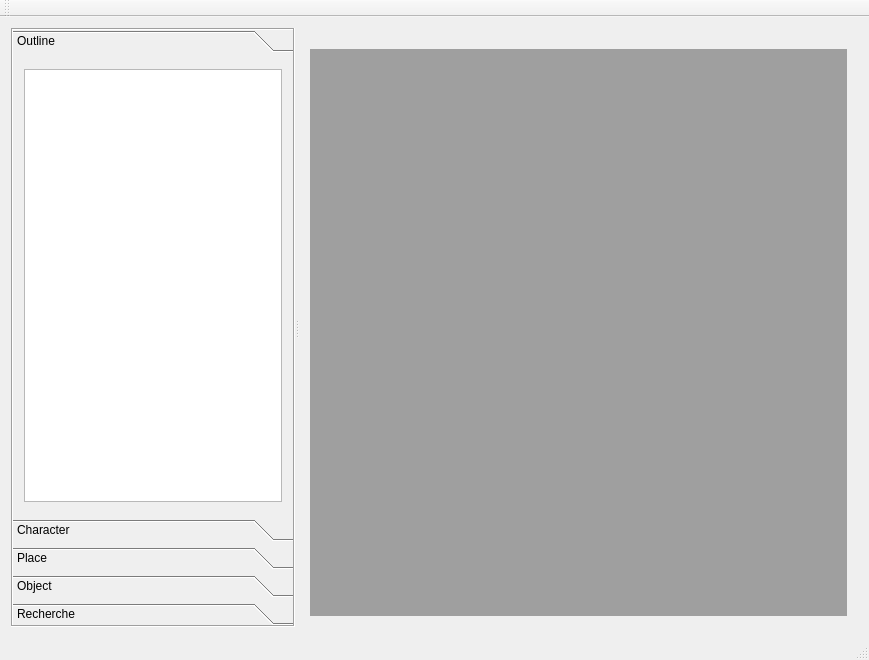
Old version of the form cmainwindow.ui in the repository birkeh/qtStoryWriter.
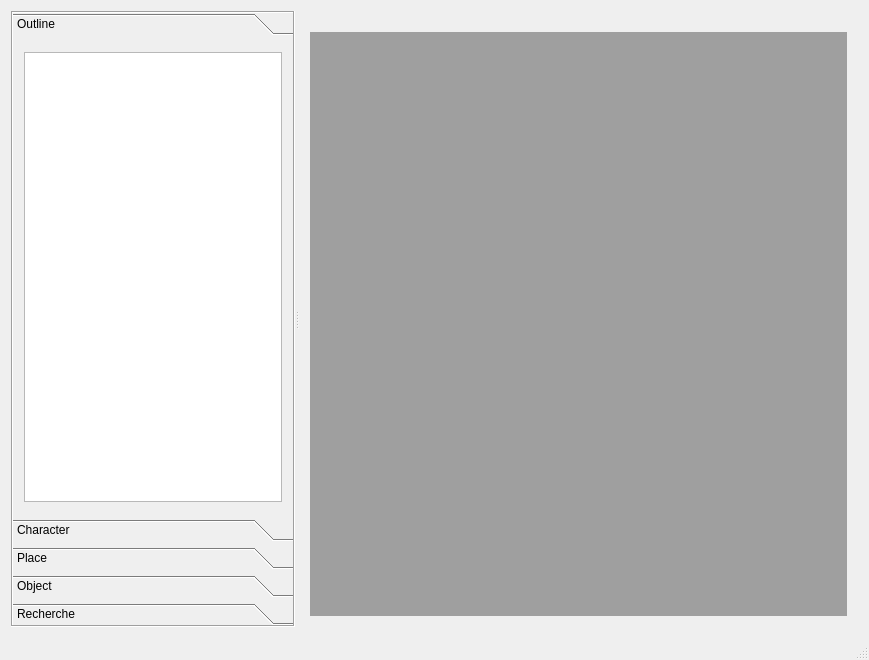
New version of the form.

The edit to the form file:
```diff
--- a/cmainwindow.ui
+++ b/cmainwindow.ui
@@ -36,7 +36,7 @@
           <x>0</x>
           <y>0</y>
           <width>89</width>
-          <height>433</height>
+          <height>445</height>
          </rect>
         </property>
         <attribute name="label">
@@ -278,14 +278,6 @@
     </rect>
    </property>
   </widget>
-  <widget class="QToolBar" name="m_lpMainToolBar">
-   <attribute name="toolBarArea">
-    <enum>TopToolBarArea</enum>
-   </attribute>
-   <attribute name="toolBarBreak">
-    <bool>false</bool>
-   </attribute>
-  </widget>
   <widget class="QStatusBar" name="m_lpStatusBar"/>
   <action name="actionTest1">
    <property name="text">
```
Left out of the diff: 8 changed lines with no effect on the pictures.
